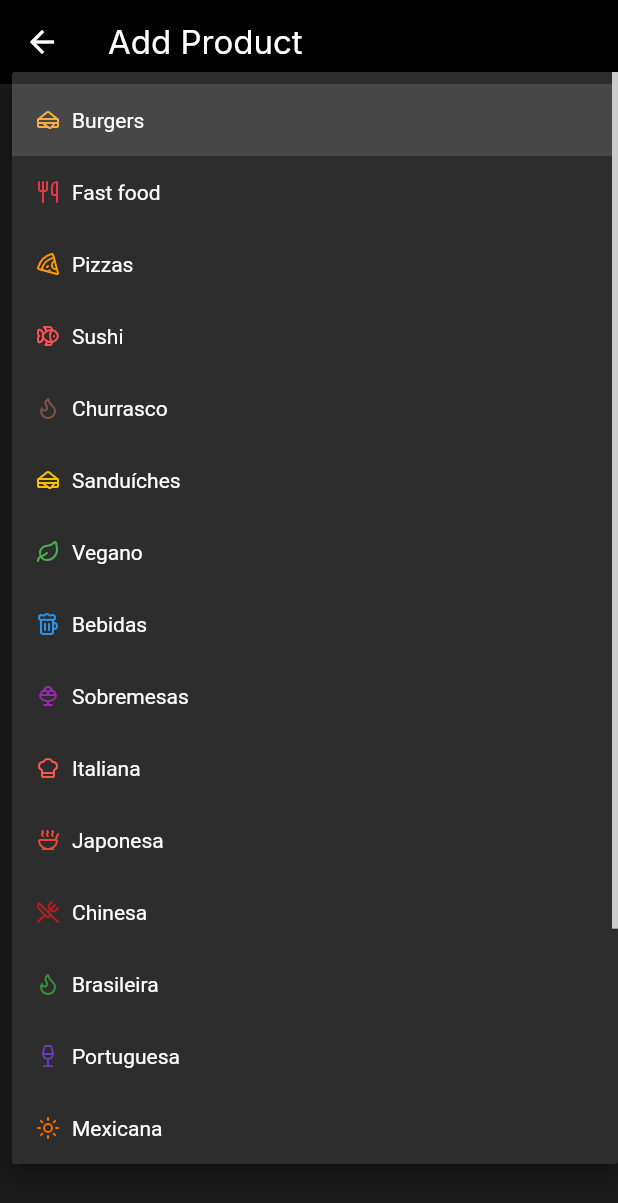
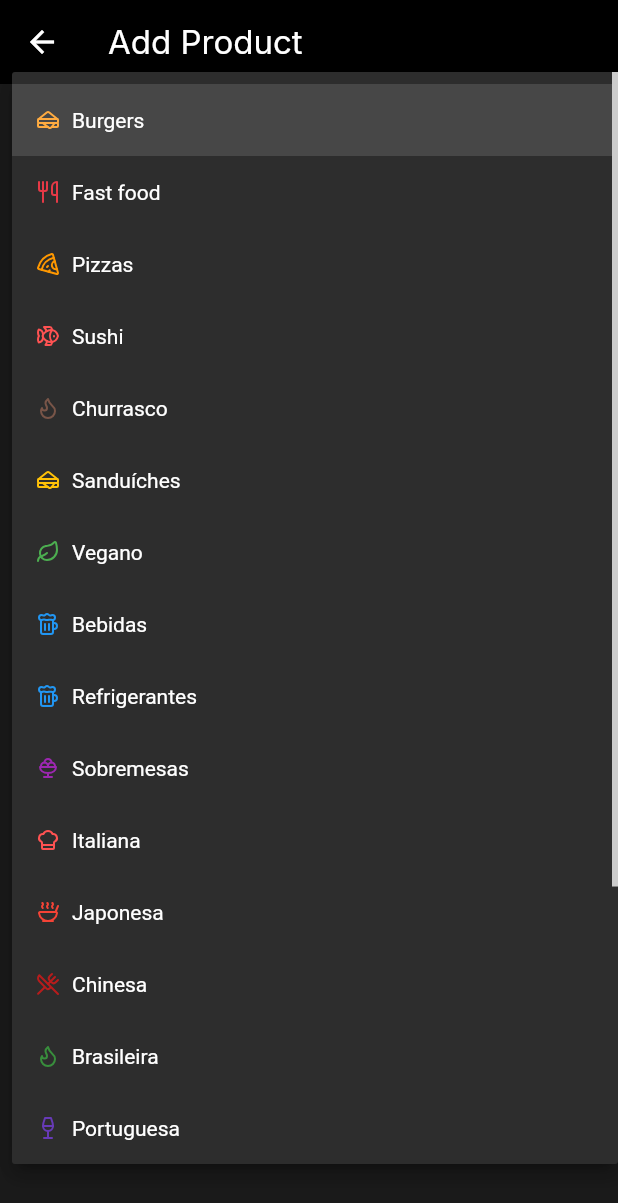
Before and after one commit to tiagofcardoso/manda.ai, a Flutter app: the ProductEditorScreen screen opened directly, after a tap on "Category", on a phone screen of 412 x 824 dp. Shown: the top 1203 px of the screen. Run offline on Flutter 3.47's test engine with Material 3 defaults, Android fonts, the phone set to English and light mode, and no system bars; our stand-ins replace fl_chart, google_fonts, lucide_icons, supabase_flutter; missing offline and left inert: mobile_scanner; accounts and stored records are empty.

Commit message:
Improve categories2

```diff
--- a/app_flutter/lib/constants/categories.dart
+++ b/app_flutter/lib/constants/categories.dart
@@ -65,6 +65,13 @@ final Map<String, Map<String, dynamic>> APP_CATEGORIES = {
     'id': '0fa83a66-5b37-4d62-9426-a9c1d40ee859',
     'label': 'Bebidas',
     'en_label': 'Drinks',
+    'icon': LucideIcons.beer,
+    'color': Colors.blue,
+  },
+  'soft drinks': {
+    'id': '0fa83a66-5b37-4d62-9426-a9c1d40ee859',
+    'label': 'Refrigerantes',
+    'en_label': 'Soft Drinks',
     'icon': LucideIcons.beer,
     'color': Colors.blue,
   },
```
Also changed, not shown: 1 other file.
